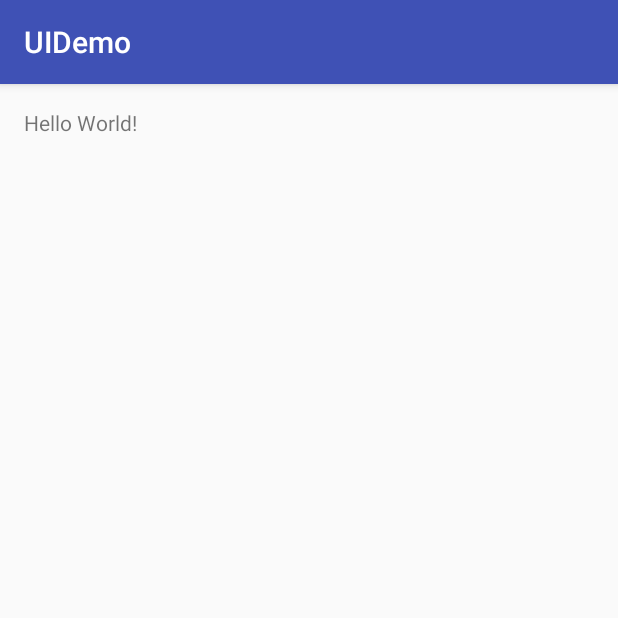
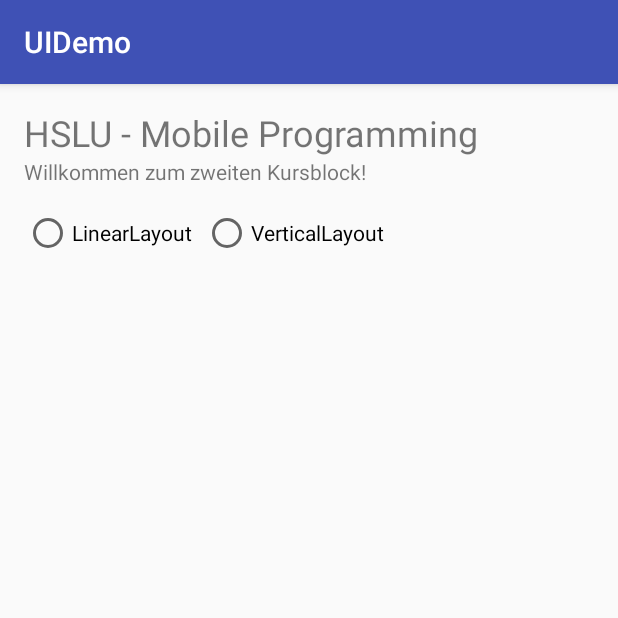
Before and after one commit to krrli/MobPro, an Android app: the screen it shows after launch (MainActivity), on a phone screen of 412 x 824 dp, the top half of it. Run offline under Robolectric (Android 15) with nearby library versions, the light colour scheme and no system bars.

Commit message:
uebung 1

```diff
--- a/UIDemo/app/src/main/AndroidManifest.xml
+++ b/UIDemo/app/src/main/AndroidManifest.xml
@@ -15,6 +15,7 @@
                 <category android:name="android.intent.category.LAUNCHER" />
             </intent-filter>
         </activity>
+        <activity android:name=".LayoutDemoActivity"></activity>
     </application>
 
 </manifest>
--- a/UIDemo/app/src/main/java/ch/hslu/mobpro/uidemo/MainActivity.java
+++ b/UIDemo/app/src/main/java/ch/hslu/mobpro/uidemo/MainActivity.java
@@ -1,7 +1,10 @@
 package ch.hslu.mobpro.uidemo;
 
+import android.content.Intent;
 import android.support.v7.app.AppCompatActivity;
 import android.os.Bundle;
+import android.view.View;
+import android.widget.RadioButton;
 
 public class MainActivity extends AppCompatActivity {
 
@@ -9,5 +12,43 @@ public class MainActivity extends AppCompatActivity {
     protected void onCreate(Bundle savedInstanceState) {
         super.onCreate(savedInstanceState);
         setContentView(R.layout.activity_main);
+
+        RadioButton rbLinear = (RadioButton) this.findViewById(R.id.rbLinearLayout);
+        RadioButton rbRelative = (RadioButton) this.findViewById(R.id.rbRelativeLayout);
+
+        rbLinear.setOnClickListener(new View.OnClickListener() {
+            @Override
+            public void onClick (View v){
+                openLayoutDemo(true);
+            }
+        }) ;
+
+        rbRelative.setOnClickListener(new View.OnClickListener() {
+            @Override
+            public void onClick (View v){
+                openLayoutDemo(false);
+            }
+        }) ;
+
+    }
+
+    /**
+     * Open Layout Demo Activity
+     *
+     * @param whichOne true: open Linear View, false: open Relative View
+     */
+    public void openLayoutDemo(boolean whichOne) {
+
+        Intent intentLayoutDemo = new Intent(this, LayoutDemoActivity.class);
+
+        if (whichOne) {
+            // open Linear View
+            intentLayoutDemo.putExtra("LayoutType", "Linear");
+        } else {
+            // open Relative View
+            intentLayoutDemo.putExtra("LayoutType", "Relative");
+        }
+
+        startActivity(intentLayoutDemo);
     }
 }
--- a/UIDemo/app/src/main/res/layout/activity_main.xml
+++ b/UIDemo/app/src/main/res/layout/activity_main.xml
@@ -10,8 +10,55 @@
     android:paddingTop="@dimen/activity_vertical_margin"
     tools:context="ch.hslu.mobpro.uidemo.MainActivity">
 
-    <TextView
-        android:layout_width="wrap_content"
-        android:layout_height="wrap_content"
-        android:text="Hello World!" />
+    <ScrollView
+        android:layout_width="match_parent"
+        android:layout_height="match_parent">
+
+        <LinearLayout
+            android:orientation="vertical"
+            android:layout_width="match_parent"
+            android:layout_height="wrap_content"
+            android:weightSum="1">
+
+            <TextView
+                android:layout_width="match_parent"
+                android:layout_height="wrap_content"
+                android:text="@string/hslu_mobile_programming_title"
+                android:textSize="24sp"
+                android:id="@+id/titleUIDemo" />
+
+            <TextView
+                android:text="@string/subtitle_main"
+                android:layout_width="match_parent"
+                android:layout_height="wrap_content"
+                android:id="@+id/textView3"
+                tools:text="Willkommen zum zweiten Kursblock!"
+                android:layout_below="@+id/textView"
+                android:layout_alignParentLeft="true"
+                android:layout_alignParentStart="true"/>
+
+            <RadioGroup
+                android:layout_width="match_parent"
+                android:layout_height="wrap_content"
+                android:orientation="horizontal"
+                android:paddingTop="15dp">
+
+                <RadioButton
+                    android:id="@+id/rbLinearLayout"
+                    android:text="@string/rbLinearLayout"
+                    android:layout_width="wrap_content"
+                    android:layout_height="match_parent"
+                    tools:text="LinearLayout" />
+
+                <RadioButton
+                    android:id="@+id/rbRelativeLayout"
+                    android:layout_width="wrap_content"
+                    android:layout_height="match_parent"
+                    android:layout_marginLeft="7dp"
+                    tools:text="RelativeLayout"
+                    android:text="@string/rbVerticalLayout" />
+            </RadioGroup>
+        </LinearLayout>
+    </ScrollView>
+
 </RelativeLayout>
--- a/UIDemo/app/src/main/res/values/strings.xml
+++ b/UIDemo/app/src/main/res/values/strings.xml
@@ -1,3 +1,7 @@
 <resources>
     <string name="app_name">UIDemo</string>
+    <string name="hslu_mobile_programming_title">HSLU - Mobile Programming</string>
+    <string name="subtitle_main">Willkommen zum zweiten Kursblock!</string>
+    <string name="rbLinearLayout">LinearLayout</string>
+    <string name="rbVerticalLayout">VerticalLayout</string>
 </resources>
```
Also changed, not shown: UIDemo/app/build.gradle (+7 -0 lines), UIDemo/app/src/main/java/ch/hslu/mobpro/uidemo/LayoutDemoActivity.java (added, +21 -0 lines), UIDemo/app/src/main/res/layout/activity_layout_demo.xml (added, +13 -0 lines), UIDemo/app/src/main/res/layout/layoutdemo_linearlayout.xml (added, +64 -0 lines), UIDemo/app/src/main/res/layout/layoutdemo_relativelayout.xml (added, +56 -0 lines).
